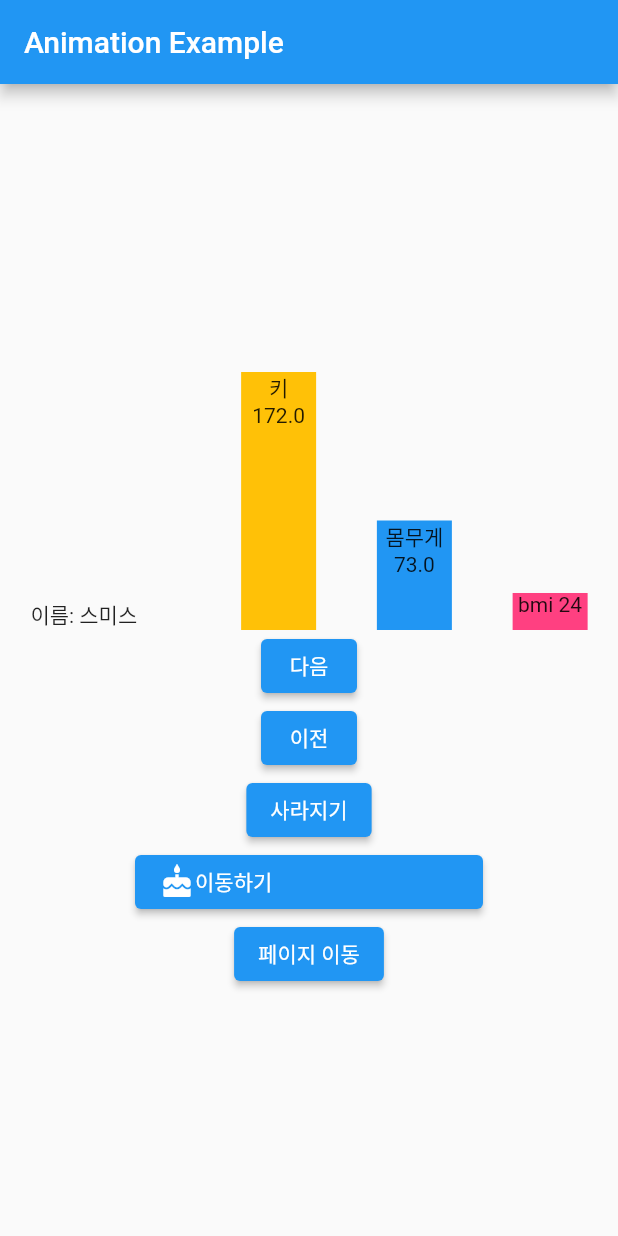
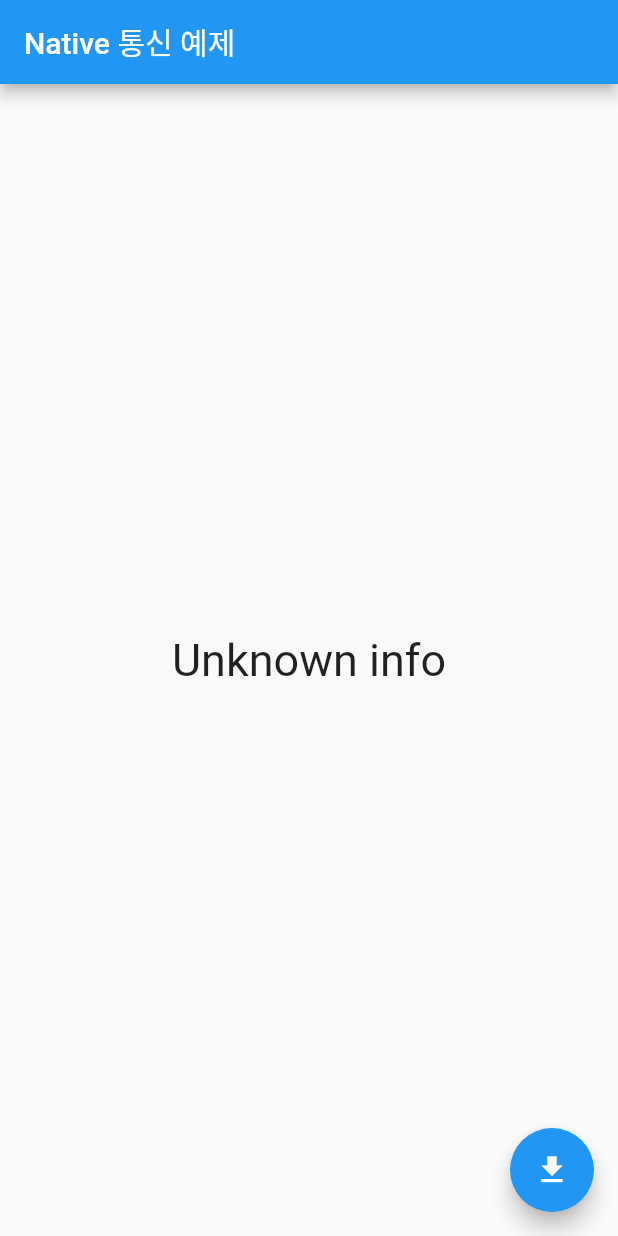
Before and after one commit to jongchan988/flutter-webview-app, a Flutter app: the screen it shows after launch, on a phone screen of 412 x 824 dp. Run offline on Flutter 3.47's test engine with Material 2 defaults, Android fonts, the phone set to English and light mode, and no system bars; our stand-ins replace dio, shared_preferences, sqflite; accounts and stored records are empty.

Commit message:
feat: 안드로이드 기기정보 반환 추가

```diff
--- /dev/null
+++ b/lib/cupertino_native_app.dart
@@ -0,0 +1,57 @@
+import 'package:flutter/cupertino.dart';
+import 'package:flutter/material.dart';
+import 'package:flutter/services.dart';
+class CupertinoNativeApp extends StatefulWidget{
+  @override
+  State<StatefulWidget> createState(){
+    return _NativeApp();
+  }
+}
+
+class NativeApp extends StatefulWidget {
+  @override
+  State<StatefulWidget> createState() => _NativeApp();
+}
+
+class _NativeApp extends State<NativeApp> {
+  static const platform = const MethodChannel('com.flutter.dev/info');
+  String _deviceInfo = 'Unknown info';
+
+  Future<void> _getDeviceInfo() async {
+    String deviceInfo;
+    try {
+      final String result = await platform.invokeMethod('getDeviceInfo');
+      deviceInfo = 'Device info : $result';
+    } on PlatformException catch (e) {
+      deviceInfo = 'Failed to get Device info: ${e.message}';
+    }
+    setState((){
+      _deviceInfo = deviceInfo;
+    });
+  }
+
+  @override
+  Widget build(BuildContext context){
+    return Scaffold(
+      appBar: AppBar(
+        title: Text('Native 통신 예제'),
+      ),
+      body: Container(
+        child: Center(
+          child: Text(
+           _deviceInfo,
+           style: TextStyle(
+             fontSize: 30
+           ),
+          ),
+        ),
+      ),
+      floatingActionButton: FloatingActionButton(
+        onPressed: (){
+          _getDeviceInfo();
+        },
+        child: Icon(Icons.get_app),
+      ),
+    );
+  }
+}
--- a/lib/intro.dart
+++ b/lib/intro.dart
@@ -1,7 +1,7 @@
 import 'package:flutter/material.dart';
 import 'satrun_loading.dart';
 import 'dart:async';
-import 'main.dart';
+import 'main_animation.dart';
 
 class IntroPage extends StatefulWidget{
   @override
--- a/lib/main.dart
+++ b/lib/main.dart
@@ -1,180 +1,24 @@
-import 'package:dailyfish_app/intro.dart';
 import 'package:flutter/material.dart';
-import 'entity/people.dart';
-import 'second_page.dart';
-import 'sliver_page.dart';
+import 'package:flutter/cupertino.dart';
+import 'dart:io';
+import 'cupertino_native_app.dart';
 
 void main() => runApp(MyApp());
-
 class MyApp extends StatelessWidget{
   @override
   Widget build(BuildContext context){
+    if(Platform.isIOS){
+      return CupertinoApp(
+        home: CupertinoNativeApp(),
+      );
+    } else {
       return MaterialApp(
         title: 'Flutter Demo',
         theme: ThemeData(
-        primarySwatch: Colors.blue
+          primarySwatch: Colors.blue,
         ),
-      home: IntroPage(),
+        home: NativeApp(),
       );
     }
   }
-
-class AnimationApp extends StatefulWidget {
-  @override
-  State<StatefulWidget> createState() => _AnimationApp();
 }
-
-class _AnimationApp extends State<AnimationApp>{
-  List<People> peoples = new List.empty(growable: true);
-  Color weightColor = Colors.blue;
-  int current = 0;
-  double _opacity = 1;
-
-  void _changeWeightColor(double weight){
-    if(weight < 40){
-      weightColor = Colors.blueAccent;
-    } else if(weight < 60){
-      weightColor = Colors.indigo;
-    } else if(weight < 80){
-      weightColor = Colors.orange;
-    } else {
-      weightColor = Colors.red;
-    }
-  }
-
-  @override
-  void initState(){
-    peoples.add(People('스미스', 172, 73));
-    peoples.add(People('스미1', 170, 57));
-    peoples.add(People('스미2', 170, 52));
-    peoples.add(People('스미3', 210, 62));
-    peoples.add(People('스미4', 184, 72));
-    peoples.add(People('스미5', 111, 82));
-    super.initState();
-  }
-  @override
-  Widget build(BuildContext context){
-    return Scaffold(
-      appBar: AppBar(
-        title: Text('Animation Example'),
-      ),
-      body: Container(
-        child: Center(
-          child: Column(
-            children: <Widget>[
-              AnimatedOpacity(
-                opacity: _opacity,
-                duration: Duration(seconds: 1),
-                child: SizedBox(
-                  child: Row(
-                    children: <Widget>[
-                      SizedBox(
-                        width: 100,
-                        child: Text('이름: ${peoples[current].name}'),
-
-                      ),
-                      AnimatedContainer(
-                        duration: Duration(seconds: 2),
-                        curve: Curves.bounceIn,
-                        color: Colors.amber,
-                        child: Text(
-                          '키 ${peoples[current].height}',
-                          textAlign: TextAlign.center,
-                        ),
-                        width: 50,
-                        height: peoples[current].height,
-                      ),
-                      AnimatedContainer(
-                        duration: Duration(seconds: 2),
-                        curve: Curves.easeInCubic,
-                        color: weightColor,
-                        child: Text(
-                          '몸무게 ${peoples[current].weight}',
-                          textAlign: TextAlign.center,
-                        ),
-                        width: 50,
-                        height: peoples[current].weight,
-                      ),
-                      AnimatedContainer(
-                        duration: Duration(seconds: 2),
-                        curve: Curves.linear,
-                        color: Colors.pinkAccent,
-                        child: Text(
-                          'bmi ${peoples[current].bmi.toString().substring(0,2)}',
-                          textAlign: TextAlign.center,
-                        ),
-                        width: 50,
-                        height: peoples[current].bmi,
-                      ),
-                    ],
-                    mainAxisAlignment: MainAxisAlignment.spaceAround,
-                    crossAxisAlignment: CrossAxisAlignment.end,
-                  ),
-                  height:200,
-                ),
-              ),
-              ElevatedButton(
-                onPressed: (){
-                  setState(() {
-                    if(current < peoples.length -1){
-                      current++;
-                    }
-                    _changeWeightColor(peoples[current].weight);
-                  });
-                },
-                child: Text('다음'),
-              ),
-              ElevatedButton(
-                onPressed: (){
-                  setState(() {
-                    if(current > 0){
-                      current--;
-                    }
-                    _changeWeightColor(peoples[current].weight);
-                  });
-                },
-                child: Text('이전'),
-              ),
-              ElevatedButton(
-                onPressed: (){
-                  setState(() {
-                    _opacity == 1? _opacity = 0 : _opacity = 1;
-                  });
-                },
-                child: Text('${_opacity == 1 ? '사라지기': '나타나기'}'),
-              ),
-              ElevatedButton(
-                onPressed: (){
-                  Navigator.of(context).push(
-                    MaterialPageRoute(
-                      builder: (context) => SecondPage()
-                    )
-                  );
-                },
-                child: SizedBox(
-                  width: 200,
-                  child: Row(
-                    children: <Widget>[
-                      Hero(
-                        tag: 'detail',
-                        child: Icon(Icons.cake),
-                      ),
-                      Text('이동하기')
-                    ],
-                  ),
-                ),
-              ),
-              ElevatedButton(
-                onPressed: (){
-                  Navigator.of(context).push(MaterialPageRoute(builder: (context) => SliverPage()));
-                },
-                child: Text('페이지 이동'),
-              )
-            ],
-            mainAxisAlignment: MainAxisAlignment.center,
-          ),
-        ),
-      ),
-    );
-  }
-}
```
Also changed, not shown: lib/main_animation.dart (added, +180 -0 lines), 1 other file. Lines whose indentation alone changed are shown as unchanged.
